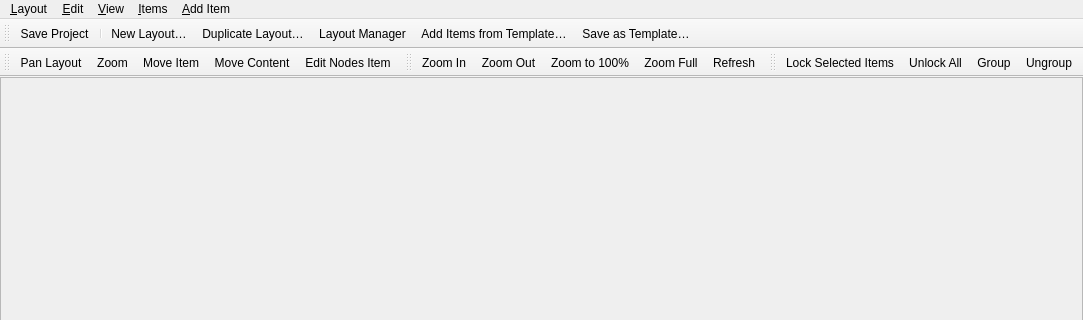
First picture: the form in src/ui/layout/qgslayoutdesignerbase.ui, repository qgis/QGIS, before the edit; both pictures show x 0 to 1083 and y 0 to 320 of the 1083 by 609 pixel window.
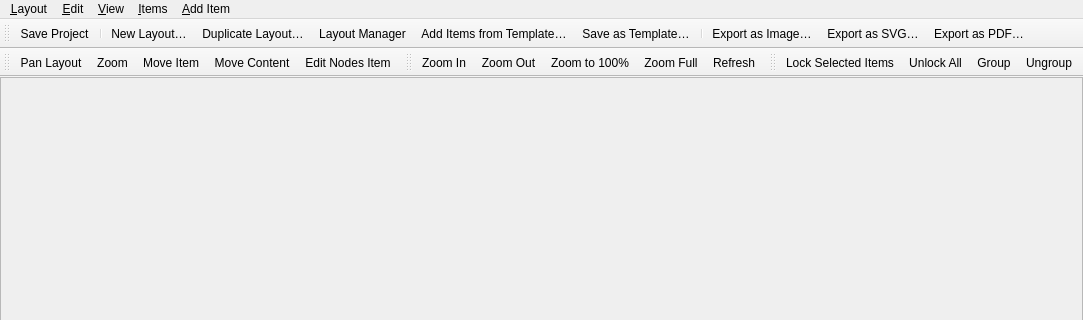
Second picture: the form after the edit. Icons and pictures are not drawn.

Commit message:
[layouts] Resurrect action for exporting to raster images
...this time, without all the useful code locked away in app!

```diff
--- a/src/ui/layout/qgslayoutdesignerbase.ui
+++ b/src/ui/layout/qgslayoutdesignerbase.ui
@@ -69,6 +69,10 @@
    <addaction name="mActionLayoutManager"/>
    <addaction name="mActionLoadFromTemplate"/>
    <addaction name="mActionSaveAsTemplate"/>
+   <addaction name="separator"/>
+   <addaction name="mActionExportAsImage"/>
+   <addaction name="mActionExportAsSVG"/>
+   <addaction name="mActionExportAsPDF"/>
   </widget>
   <widget class="QToolBar" name="mToolsToolbar">
    <property name="windowTitle">
@@ -1173,6 +1177,36 @@
     <string>Delete layout</string>
    </property>
   </action>
+  <action name="mActionExportAsImage">
+   <property name="icon">
+    <iconset resource="../../../images/images.qrc">
+     <normaloff>:/images/themes/default/mActionSaveMapAsImage.svg</normaloff>:/images/themes/default/mActionSaveMapAsImage.svg</iconset>
+   </property>
+   <property name="text">
+    <string>Export as &amp;Image…</string>
+   </property>
+   <property name="toolTip">
+    <string>Export as image</string>
+   </property>
+  </action>
+  <action name="mActionExportAsPDF">
+   <property name="icon">
+    <iconset resource="../../../images/images.qrc">
+     <normaloff>:/images/themes/default/mActionSaveAsPDF.svg</normaloff>:/images/themes/default/mActionSaveAsPDF.svg</iconset>
+   </property>
+   <property name="text">
+    <string>&amp;Export as PDF…</string>
+   </property>
+  </action>
+  <action name="mActionExportAsSVG">
+   <property name="icon">
+    <iconset resource="../../../images/images.qrc">
+     <normaloff>:/images/themes/default/mActionSaveAsSVG.svg</normaloff>:/images/themes/default/mActionSaveAsSVG.svg</iconset>
+   </property>
+   <property name="text">
+    <string>Export as S&amp;VG…</string>
+   </property>
+  </action>
  </widget>
  <resources>
   <include location="../../../images/images.qrc"/>
```
Left out of the diff: 4 changed lines with no effect on the pictures. The commit also changes 7 other files.
